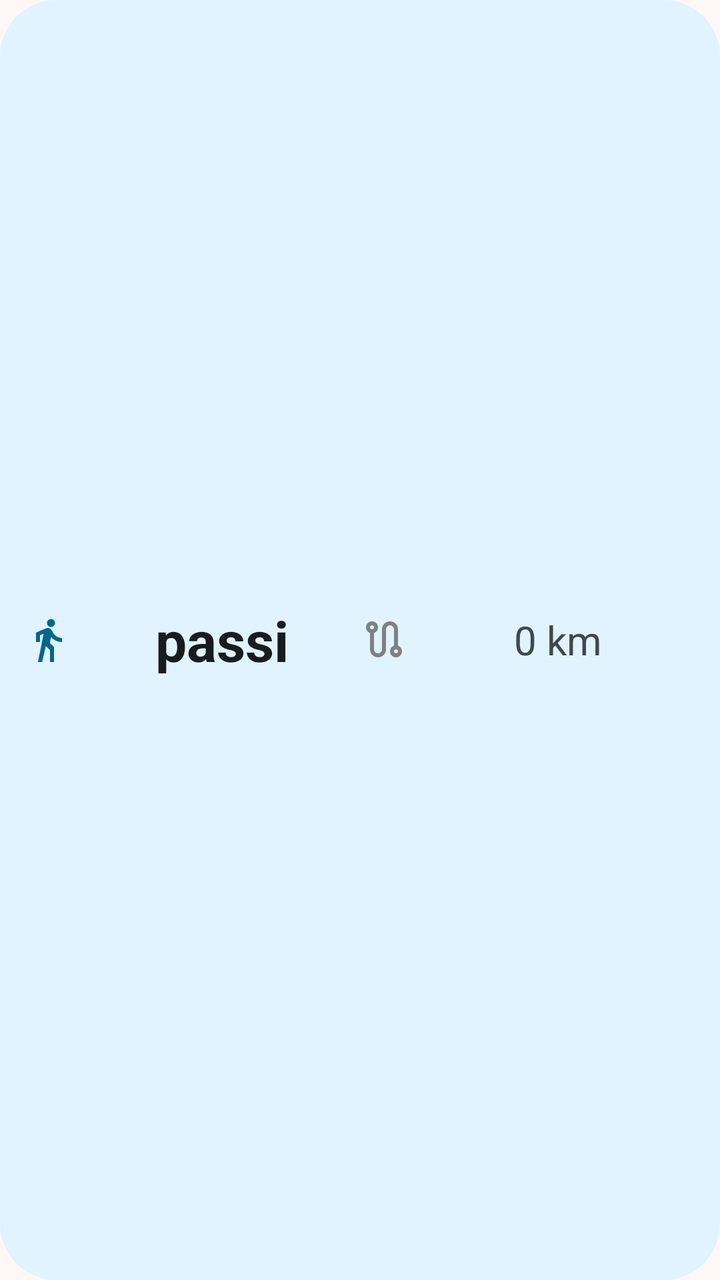
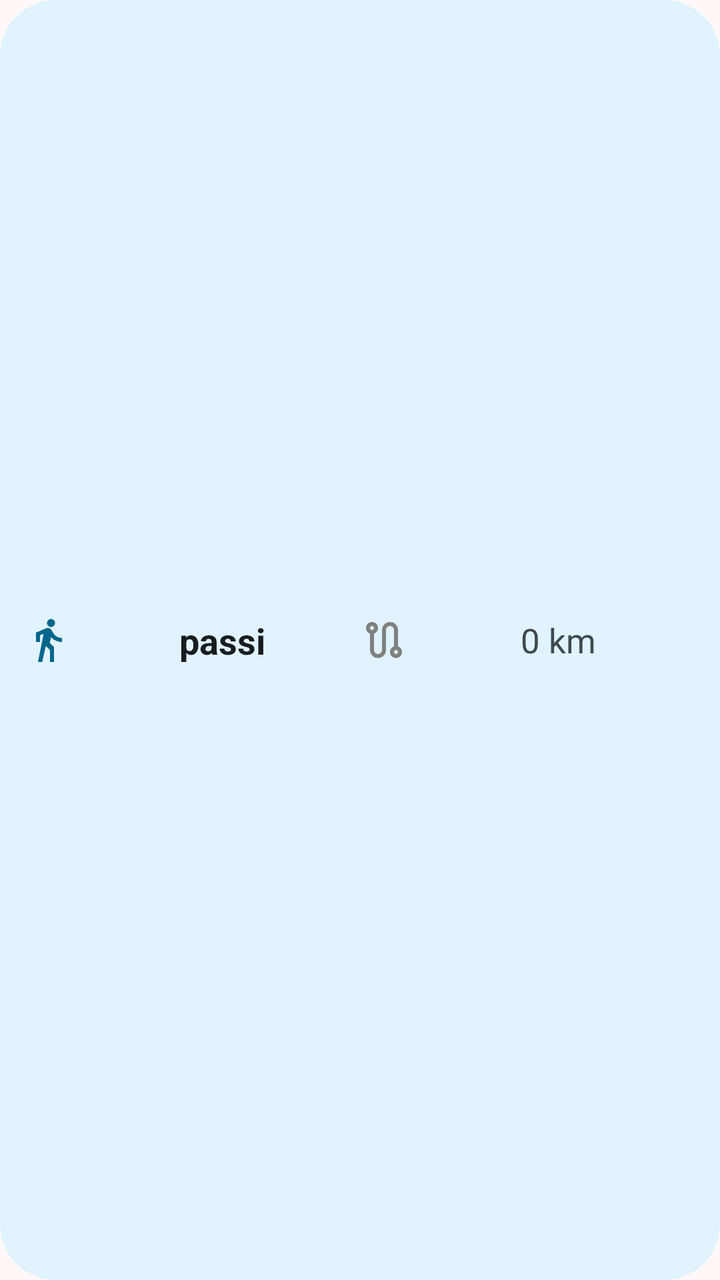

An Android layout rendered at two revisions. The XML below is the earlier revision; the diff shows what the commit changed to produce the second picture.
<!-- AndroidManifest.xml: application theme Theme.Passi -->
<!-- res/layout/widget_layout_small2.xml -->
<?xml version="1.0" encoding="utf-8"?>
<LinearLayout xmlns:android="http://schemas.android.com/apk/res/android"
    android:layout_width="match_parent"
    android:layout_height="match_parent"
    android:background="@drawable/widget_background"
    android:gravity="center_vertical"
    android:padding="@dimen/widget_padding">

    <TextView
        android:id="@+id/textView3"
        android:layout_width="0dp"
        android:layout_height="wrap_content"
        android:layout_weight="1"
        android:contentDescription="@string/appwidget_text"
        android:drawableLeft="@drawable/walk_black"
        android:drawablePadding="6dp"
        android:drawableTint="@color/widget_accent"
        android:gravity="center"
        android:text="@string/passi"
        android:textAlignment="center"
        android:textColor="@color/widget_on_background"
        android:textSize="@dimen/text_size_widget_headline"
        android:textStyle="bold" />

    <TextView
        android:id="@+id/textView4"
        android:layout_width="0dp"
        android:layout_height="wrap_content"
        android:layout_weight="1"
        android:drawableLeft="@drawable/route_outline"
        android:drawablePadding="6dp"
        android:gravity="center"
        android:text="@string/kmEtichetta"
        android:textColor="@color/widget_on_background_variant"
        android:textSize="@dimen/text_size_subtitle" />
</LinearLayout>
<!-- resources referenced by this layout -->
<resources>
  <color name="widget_accent">#FFB3400A</color>
  <color name="widget_on_background">#FF221A16</color>
  <color name="widget_on_background_variant">#FF53433D</color>
  <dimen name="text_size_subtitle">20sp</dimen>
  <dimen name="text_size_widget_headline">28sp</dimen>
  <dimen name="widget_padding">12dp</dimen>
  <!-- drawable widget_background (drawable) -->
  <?xml version="1.0" encoding="utf-8"?>
  <shape xmlns:android="http://schemas.android.com/apk/res/android"
      android:shape="rectangle">
      <solid android:color="@color/widget_background" />
      <corners android:radius="@dimen/widget_corner_radius" />
  </shape>
  <string name="appwidget_text">EXAMPLE</string>
  <string name="kmEtichetta">0 km</string>
  <string name="passi">passi</string>
  <color name="widget_background">#FFFCEAE3</color>
  <dimen name="widget_corner_radius">16dp</dimen>
  <color name="md_primary">#FFB3400A</color>
  <color name="md_on_primary">#FFFFFFFF</color>
  <color name="md_primary_container">#FFFFDBCC</color>
  <color name="md_on_primary_container">#FF3B0A00</color>
  <color name="md_secondary">#FF77574A</color>
  <color name="md_on_secondary">#FFFFFFFF</color>
  <color name="md_secondary_container">#FFFFDBCC</color>
  <color name="md_on_secondary_container">#FF2C160D</color>
  <color name="md_tertiary">#FF6C5D2F</color>
  <color name="md_on_tertiary">#FFFFFFFF</color>
  <color name="md_tertiary_container">#FFF5E1A7</color>
  <color name="md_on_tertiary_container">#FF241A00</color>
  <color name="md_error">#FFBA1A1A</color>
  <color name="md_on_error">#FFFFFFFF</color>
  <color name="md_error_container">#FFFFDAD6</color>
  <color name="md_on_error_container">#FF410002</color>
  <color name="md_background">#FFFFF8F6</color>
  <color name="md_on_background">#FF221A16</color>
  <color name="md_surface">#FFFFF8F6</color>
  <color name="md_on_surface">#FF221A16</color>
  <color name="md_surface_variant">#FFF5DED5</color>
  <color name="md_on_surface_variant">#FF53433D</color>
  <color name="md_surface_container_lowest">#FFFFFFFF</color>
  <color name="md_surface_container_low">#FFFFF1EB</color>
  <color name="md_surface_container">#FFFCEAE3</color>
  <color name="md_surface_container_high">#FFF7E4DD</color>
  <color name="md_surface_container_highest">#FFF1DED7</color>
  <color name="md_outline">#FF85736C</color>
  <color name="md_outline_variant">#FFD8C2BA</color>
  <color name="md_inverse_surface">#FF382E2A</color>
  <color name="md_inverse_on_surface">#FFFFEDE7</color>
  <style name="PassiCard" parent="Widget.Material3.CardView.Filled">
          <item name="cardBackgroundColor">?attr/colorSurfaceContainer</item>
          <item name="cardCornerRadius">@dimen/card_corner_radius</item>
          <item name="cardElevation">0dp</item>
          <item name="cardUseCompatPadding">false</item>
      </style>
  <style name="PassiSwitch" parent="Widget.Material3.CompoundButton.MaterialSwitch" />
  <style name="PassiBottomNav" parent="Widget.Material3.BottomNavigationView">
          <item name="android:background">?attr/colorSurfaceContainer</item>
          <item name="labelVisibilityMode">labeled</item>
      </style>
  <style name="PassiToolbar" parent="Widget.Material3.Toolbar.OnSurface">
          <item name="titleTextAppearance">@style/PassiToolbarTitle</item>
          <item name="android:background">?android:attr/colorBackground</item>
      </style>
  <dimen name="card_corner_radius">20dp</dimen>
  <dimen name="text_size_body">18sp</dimen>
  <dimen name="space_l">24dp</dimen>
  <style name="PassiToolbarTitle" parent="TextAppearance.Material3.TitleLarge">
          <item name="android:textSize">@dimen/text_size_title</item>
          <item name="android:textColor">?attr/colorOnBackground</item>
      </style>
  <dimen name="text_size_title">22sp</dimen>
  <!-- unchanged entries left out for length: 4 -->
</resources>

<!-- the commit's change to res/layout/widget_layout_small2.xml (unified diff, before → after) -->
@@ -11,15 +11,19 @@
         android:layout_width="0dp"
         android:layout_height="wrap_content"
         android:layout_weight="1"
+        android:autoSizeMaxTextSize="@dimen/text_size_widget_headline"
+        android:autoSizeMinTextSize="@dimen/text_size_body"
+        android:autoSizeStepGranularity="1sp"
+        android:autoSizeTextType="uniform"
         android:contentDescription="@string/appwidget_text"
         android:drawableLeft="@drawable/walk_black"
         android:drawablePadding="6dp"
         android:drawableTint="@color/widget_accent"
         android:gravity="center"
+        android:maxLines="1"
         android:text="@string/passi"
         android:textAlignment="center"
         android:textColor="@color/widget_on_background"
-        android:textSize="@dimen/text_size_widget_headline"
         android:textStyle="bold" />
 
     <TextView
@@ -27,10 +31,14 @@
         android:layout_width="0dp"
         android:layout_height="wrap_content"
         android:layout_weight="1"
+        android:autoSizeMaxTextSize="@dimen/text_size_subtitle"
+        android:autoSizeMinTextSize="@dimen/text_size_autosize_min"
+        android:autoSizeStepGranularity="1sp"
+        android:autoSizeTextType="uniform"
         android:drawableLeft="@drawable/route_outline"
         android:drawablePadding="6dp"
         android:gravity="center"
+        android:maxLines="1"
         android:text="@string/kmEtichetta"
-        android:textColor="@color/widget_on_background_variant"
-        android:textSize="@dimen/text_size_subtitle" />
+        android:textColor="@color/widget_on_background_variant" />
 </LinearLayout>
<!-- resource entries referenced after the edit -->
@@ -3,6 +3,7 @@
   <color name="widget_accent">#FFB3400A</color>
   <color name="widget_on_background">#FF221A16</color>
   <color name="widget_on_background_variant">#FF53433D</color>
+  <dimen name="text_size_autosize_min">11sp</dimen>
   <dimen name="text_size_subtitle">20sp</dimen>
   <dimen name="text_size_widget_headline">28sp</dimen>
   <dimen name="widget_padding">12dp</dimen>
